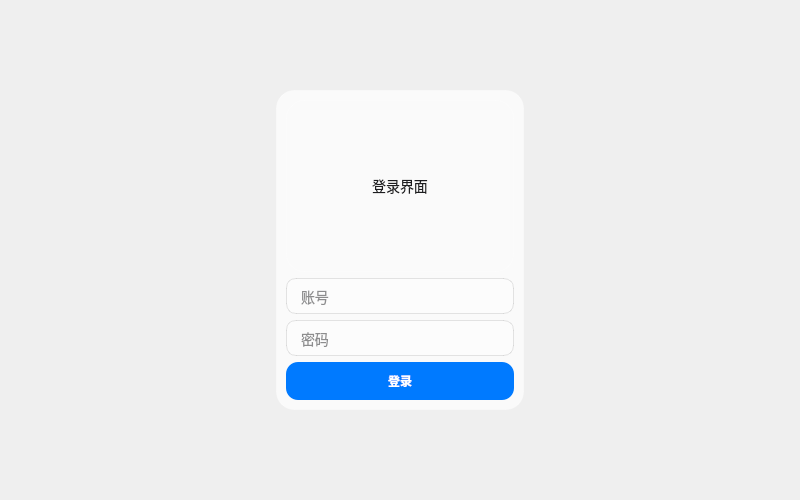
The window that project_testing_0302/loginwidget.ui (MatthewVork/project_testing_0302) describes before a commit, drawn with Qt 5.
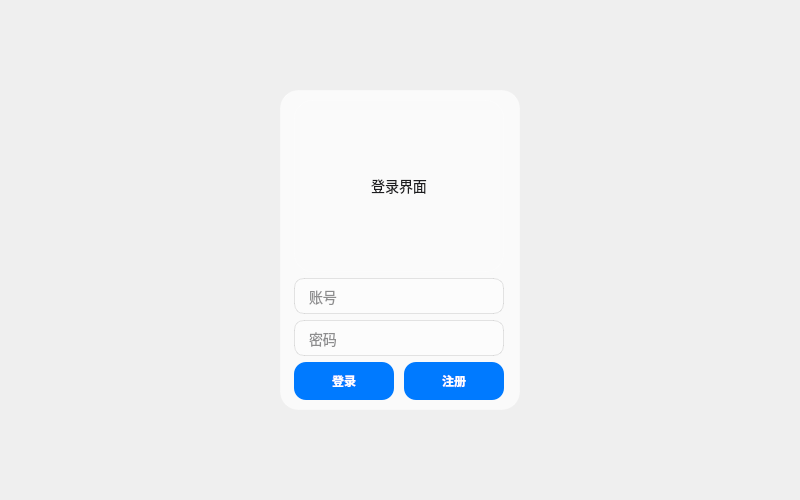
The same window after the commit.

What changed in the file:
```diff
--- a/project_testing_0302/loginwidget.ui
+++ b/project_testing_0302/loginwidget.ui
@@ -136,7 +136,7 @@
       <enum>QFrame::Shadow::Raised</enum>
      </property>
      <layout class="QGridLayout" name="gridLayout_2">
-      <item row="0" column="0">
+      <item row="0" column="0" colspan="2">
        <widget class="QLabel" name="Laber_Login">
         <property name="text">
          <string>登录界面</string>
@@ -146,14 +146,14 @@
         </property>
        </widget>
       </item>
-      <item row="1" column="0">
+      <item row="1" column="0" colspan="2">
        <widget class="QLineEdit" name="Username">
         <property name="placeholderText">
          <string>账号</string>
         </property>
        </widget>
       </item>
-      <item row="2" column="0">
+      <item row="2" column="0" colspan="2">
        <widget class="QLineEdit" name="Password">
         <property name="echoMode">
          <enum>QLineEdit::EchoMode::Password</enum>
@@ -165,11 +165,30 @@
       </item>
       <item row="3" column="0">
        <widget class="QPushButton" name="pushButton_Login">
+        <property name="maximumSize">
+         <size>
+          <width>100</width>
+          <height>16777215</height>
+         </size>
+        </property>
         <property name="text">
          <string>登录</string>
         </property>
        </widget>
       </item>
+      <item row="3" column="1">
+       <widget class="QPushButton" name="pushButton_Register">
+        <property name="maximumSize">
+         <size>
+          <width>100</width>
+          <height>16777215</height>
+         </size>
+        </property>
+        <property name="text">
+         <string>注册</string>
+        </property>
+       </widget>
+      </item>
      </layout>
     </widget>
    </item>
```
